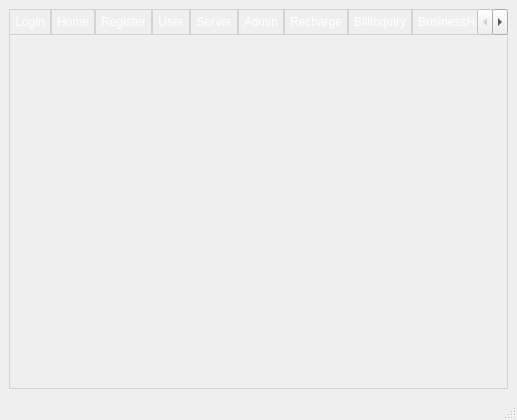
This is src/telecharge.ui in Jackie-Li-0228/SQL-telecharge-system as Qt 5 draws it before an edit. The edited form follows.
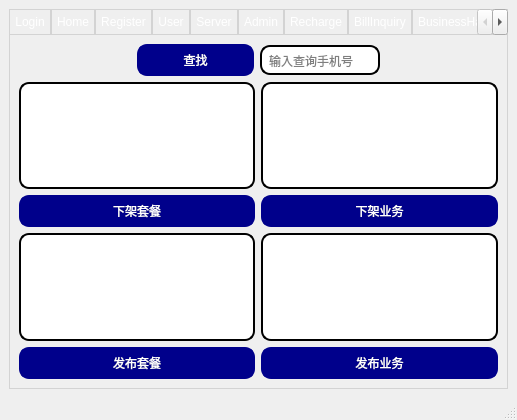
This is the edited form. The open tabs and pages were chosen to show the change. Icons and pictures are not drawn.

Commit message: 基本完成所有功能（除发布套餐和业务，具体功能情况待测试）

Patch:
```diff
--- a/src/telecharge.ui
+++ b/src/telecharge.ui
@@ -1081,6 +1081,191 @@
        <attribute name="title">
         <string>Admin</string>
        </attribute>
+       <layout class="QVBoxLayout" name="verticalLayout_4">
+        <item>
+         <layout class="QHBoxLayout" name="horizontalLayout_7">
+          <item>
+           <layout class="QHBoxLayout" name="horizontalLayout_8"/>
+          </item>
+          <item>
+           <spacer name="horizontalSpacer_21">
+            <property name="orientation">
+             <enum>Qt::Horizontal</enum>
+            </property>
+            <property name="sizeHint" stdset="0">
+             <size>
+              <width>40</width>
+              <height>20</height>
+             </size>
+            </property>
+           </spacer>
+          </item>
+          <item>
+           <widget class="QPushButton" name="adminFetchButton">
+            <property name="sizePolicy">
+             <sizepolicy hsizetype="Expanding" vsizetype="Fixed">
+              <horstretch>0</horstretch>
+              <verstretch>0</verstretch>
+             </sizepolicy>
+            </property>
+            <property name="styleSheet">
+             <string notr="true">border: 2px solid #00008B;
+border-radius: 10px;
+background-color: #00008B;
+color: #FFFFFF;
+padding: 5px;</string>
+            </property>
+            <property name="text">
+             <string>查找</string>
+            </property>
+           </widget>
+          </item>
+          <item>
+           <widget class="QLineEdit" name="adminPhoneEdit">
+            <property name="styleSheet">
+             <string notr="true">border: 2px solid #000000;
+border-radius: 10px;
+background-color: #FFFFFF;
+color: #000000;
+padding: 5px;</string>
+            </property>
+            <property name="placeholderText">
+             <string>输入查询手机号</string>
+            </property>
+           </widget>
+          </item>
+          <item>
+           <spacer name="horizontalSpacer_22">
+            <property name="orientation">
+             <enum>Qt::Horizontal</enum>
+            </property>
+            <property name="sizeHint" stdset="0">
+             <size>
+              <width>40</width>
+              <height>20</height>
+             </size>
+            </property>
+           </spacer>
+          </item>
+         </layout>
+        </item>
+        <item>
+         <layout class="QGridLayout" name="gridLayout_3">
+          <item row="2" column="1">
+           <widget class="QTableWidget" name="adminAllServicesWidget">
+            <property name="styleSheet">
+             <string notr="true">QTableWidget {
+    border: 2px solid #000000;
+    border-radius: 10px;
+    background-color: #FFFFFF;
+    color: #000000;
+    padding: 5px;
+}
+</string>
+            </property>
+           </widget>
+          </item>
+          <item row="1" column="1">
+           <widget class="QPushButton" name="removeServiceButton">
+            <property name="styleSheet">
+             <string notr="true">border: 2px solid #00008B;
+border-radius: 10px;
+background-color: #00008B;
+color: #FFFFFF;
+padding: 5px;</string>
+            </property>
+            <property name="text">
+             <string>下架业务</string>
+            </property>
+           </widget>
+          </item>
+          <item row="2" column="0">
+           <widget class="QTableWidget" name="adminAllPackagesWidget">
+            <property name="styleSheet">
+             <string notr="true">QTableWidget {
+    border: 2px solid #000000;
+    border-radius: 10px;
+    background-color: #FFFFFF;
+    color: #000000;
+    padding: 5px;
+}
+</string>
+            </property>
+           </widget>
+          </item>
+          <item row="0" column="0">
+           <widget class="QTableWidget" name="adminInfoWidget">
+            <property name="styleSheet">
+             <string notr="true">QTableWidget {
+    border: 2px solid #000000;
+    border-radius: 10px;
+    background-color: #FFFFFF;
+    color: #000000;
+    padding: 5px;
+}
+</string>
+            </property>
+           </widget>
+          </item>
+          <item row="0" column="1">
+           <widget class="QTableWidget" name="adminTransactionsWidget">
+            <property name="styleSheet">
+             <string notr="true">QTableWidget {
+    border: 2px solid #000000;
+    border-radius: 10px;
+    background-color: #FFFFFF;
+    color: #000000;
+    padding: 5px;
+}
+</string>
+            </property>
+           </widget>
+          </item>
+          <item row="1" column="0">
+           <widget class="QPushButton" name="removePackageButton">
+            <property name="styleSheet">
+             <string notr="true">border: 2px solid #00008B;
+border-radius: 10px;
+background-color: #00008B;
+color: #FFFFFF;
+padding: 5px;</string>
+            </property>
+            <property name="text">
+             <string>下架套餐</string>
+            </property>
+           </widget>
+          </item>
+          <item row="3" column="0">
+           <widget class="QPushButton" name="publishPackageButton">
+            <property name="styleSheet">
+             <string notr="true">border: 2px solid #00008B;
+border-radius: 10px;
+background-color: #00008B;
+color: #FFFFFF;
+padding: 5px;</string>
+            </property>
+            <property name="text">
+             <string>发布套餐</string>
+            </property>
+           </widget>
+          </item>
+          <item row="3" column="1">
+           <widget class="QPushButton" name="publishServiceButton">
+            <property name="styleSheet">
+             <string notr="true">border: 2px solid #00008B;
+border-radius: 10px;
+background-color: #00008B;
+color: #FFFFFF;
+padding: 5px;</string>
+            </property>
+            <property name="text">
+             <string>发布业务</string>
+            </property>
+           </widget>
+          </item>
+         </layout>
+        </item>
+       </layout>
       </widget>
       <widget class="QWidget" name="tab_recharge">
        <property name="styleSheet">
```
Left out of the diff: 2 changed lines with no effect on the pictures. The commit also changes 4 other files.
